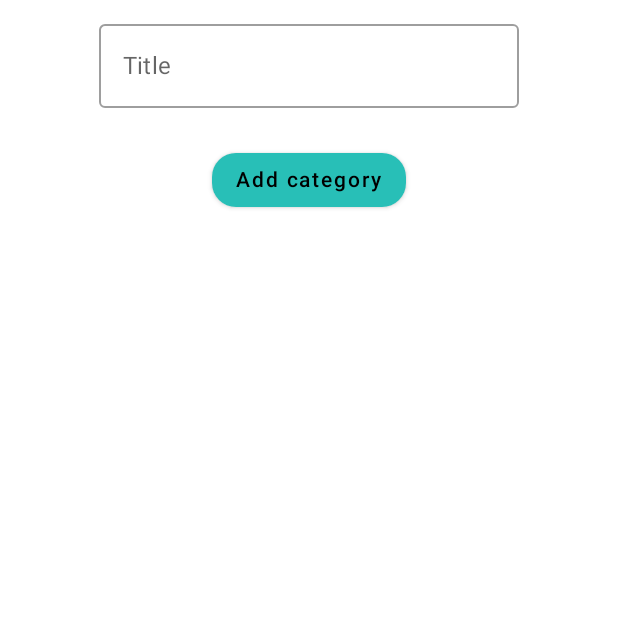
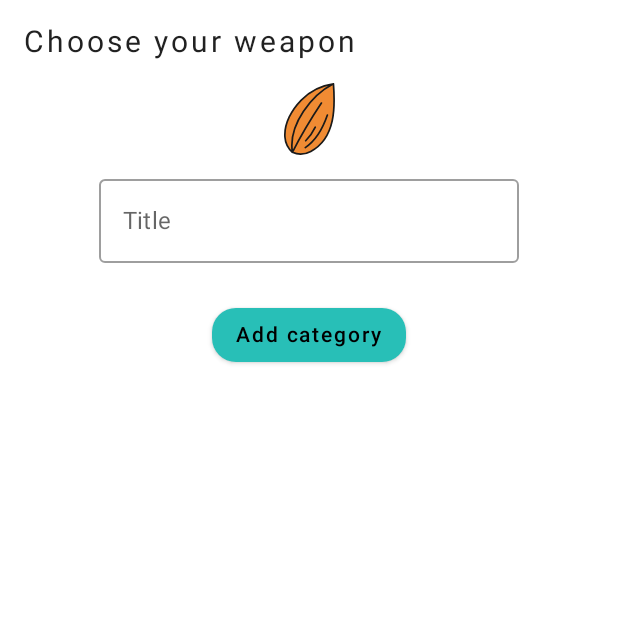
Before and after one commit to leonidaas/Tada, an Android app built with Jetpack Compose: the composable AddCategoryScreen shown on its own in the app's theme, on a phone screen of 412 x 824 dp, the top half of it. Run offline under Robolectric (Android 15) with nearby library versions, the phone set to English and light mode, and no system bars; our stand-ins replace Dagger/Hilt's generated code, Room's generated code, accompanist; 4 statements that could not run were skipped.

Commit message:
Implement HorizontalViewpager for IconSelection

```diff
--- a/app/build.gradle
+++ b/app/build.gradle
@@ -77,6 +77,8 @@ dependencies {
     // If using insets-ui
     implementation "com.google.accompanist:accompanist-insets-ui:$accompanist"
 
+    implementation "com.google.accompanist:accompanist-pager:$accompanist"
+
     implementation 'androidx.lifecycle:lifecycle-runtime-ktx:2.3.1'
     testImplementation 'junit:junit:4.+'
     androidTestImplementation 'androidx.test.ext:junit:1.1.3'
--- a/app/src/main/java/com/example/tada/MainActivity.kt
+++ b/app/src/main/java/com/example/tada/MainActivity.kt
@@ -12,8 +12,10 @@ import androidx.compose.ui.tooling.preview.Preview
 import com.example.tada.ui.theme.TadaTheme
 import com.google.accompanist.insets.ProvideWindowInsets
 import com.google.accompanist.navigation.material.ExperimentalMaterialNavigationApi
+import com.google.accompanist.pager.ExperimentalPagerApi
 import dagger.hilt.android.AndroidEntryPoint
 
+@ExperimentalPagerApi
 @ExperimentalMaterialApi
 @ExperimentalMaterialNavigationApi
 @AndroidEntryPoint
--- a/app/src/main/java/com/example/tada/Navigation.kt
+++ b/app/src/main/java/com/example/tada/Navigation.kt
@@ -19,7 +19,9 @@ import com.google.accompanist.navigation.material.ExperimentalMaterialNavigation
 import com.google.accompanist.navigation.material.ModalBottomSheetLayout
 import com.google.accompanist.navigation.material.bottomSheet
 import com.google.accompanist.navigation.material.rememberBottomSheetNavigator
+import com.google.accompanist.pager.ExperimentalPagerApi
 
+@ExperimentalPagerApi
 @ExperimentalMaterialApi
 @ExperimentalMaterialNavigationApi
 @Composable
--- a/app/src/main/java/com/example/tada/screens/add/AddCategoryComposition.kt
+++ b/app/src/main/java/com/example/tada/screens/add/AddCategoryComposition.kt
@@ -1,24 +1,33 @@
 package com.example.tada.screens
 
-import androidx.compose.foundation.background
+import androidx.compose.foundation.BorderStroke
+import androidx.compose.foundation.Image
 import androidx.compose.foundation.border
-import androidx.compose.foundation.layout.Box
-import androidx.compose.foundation.layout.Column
-import androidx.compose.foundation.layout.fillMaxWidth
-import androidx.compose.foundation.layout.padding
+import androidx.compose.foundation.layout.*
 import androidx.compose.foundation.shape.RoundedCornerShape
 import androidx.compose.material.*
-import androidx.compose.runtime.*
+import androidx.compose.runtime.Composable
+import androidx.compose.runtime.collectAsState
+import androidx.compose.runtime.getValue
 import androidx.compose.ui.Alignment
 import androidx.compose.ui.Modifier
-import androidx.compose.ui.draw.clip
 import androidx.compose.ui.graphics.Color
-import androidx.compose.ui.graphics.RectangleShape
+import androidx.compose.ui.graphics.graphicsLayer
+import androidx.compose.ui.res.painterResource
+import androidx.compose.ui.unit.IntOffset
 import androidx.compose.ui.unit.dp
 import androidx.hilt.navigation.compose.hiltViewModel
 import com.example.tada.screens.add.AddCategoryViewModel
+import com.example.tada.ui.theme.icons
 import com.google.accompanist.insets.imePadding
+import com.google.accompanist.pager.ExperimentalPagerApi
+import com.google.accompanist.pager.HorizontalPager
+import com.google.accompanist.pager.calculateCurrentOffsetForPage
+import com.google.accompanist.pager.rememberPagerState
+import com.google.android.material.math.MathUtils.lerp
+import kotlin.math.absoluteValue
 
+@ExperimentalPagerApi
 @ExperimentalMaterialApi
 @Composable
 fun AddCategoryScreen(
@@ -32,6 +41,20 @@ fun AddCategoryScreen(
             .imePadding()
             .fillMaxWidth()
     ) {
+
+        Text(
+            modifier = Modifier.padding(16.dp),
+            text = "Choose your weapon"
+        )
+
+        ImageSelection(
+            images = icons,
+            modifier = Modifier
+                .align(Alignment.CenterHorizontally)
+        ) {
+            //nothing
+        }
+
         TextInput(
             Modifier
                 .align(Alignment.CenterHorizontally)
@@ -60,6 +83,68 @@ fun AddCategoryScreen(
 
 }
 
+@ExperimentalPagerApi
+@Composable
+fun ImageSelection(
+    images: List<Int>,
+    modifier: Modifier,
+    onImageSelectionChange: () -> Unit,
+) {
+    val pagerState = rememberPagerState(
+        pageCount = images.size,
+        initialOffscreenLimit = 2
+    )
+
+    HorizontalPager(
+        modifier = modifier
+            .fillMaxWidth(),
+        state = pagerState
+    ) { page ->
+
+        Card(
+            elevation = 0.dp,
+            modifier = Modifier
+                .border(BorderStroke(0.dp, Color.Transparent))
+                .graphicsLayer {
+                    val pageOffset = calculateCurrentOffsetForPage(page).absoluteValue
+
+                    lerp(
+                        0.50f,
+                        1f,
+                        1f - pageOffset.coerceIn(0f, 1f)
+                    ).also { scale ->
+                        scaleX = scale
+                        scaleY = scale
+                    }
+
+                    alpha = lerp(
+                        0.5f,
+                        1f,
+                        1f - pageOffset.coerceIn(0f, 1f)
+                    )
+                }
+                .fillMaxWidth(0.4f)
+        ) {
+            Image(
+                painterResource(id = images[page]),
+                contentDescription = "bathtub",
+                modifier = Modifier
+                    .size(48.dp)
+                    .offset {
+                        val pageOffset =
+                            this@HorizontalPager.calculateCurrentOffsetForPage(page)
+                        // Then use it as a multiplier to apply an offset
+                        IntOffset(
+                            x = (36.dp * pageOffset).roundToPx(),
+                            y = 0
+                        )
+                    }
+
+            )
+        }
+    }
+}
+
 @Composable
 fun TextInput(
     modifier: Modifier,
```
Also changed, not shown: app/src/main/java/com/example/tada/screens/detail/DetailScreen.kt (+10 -5 lines).
